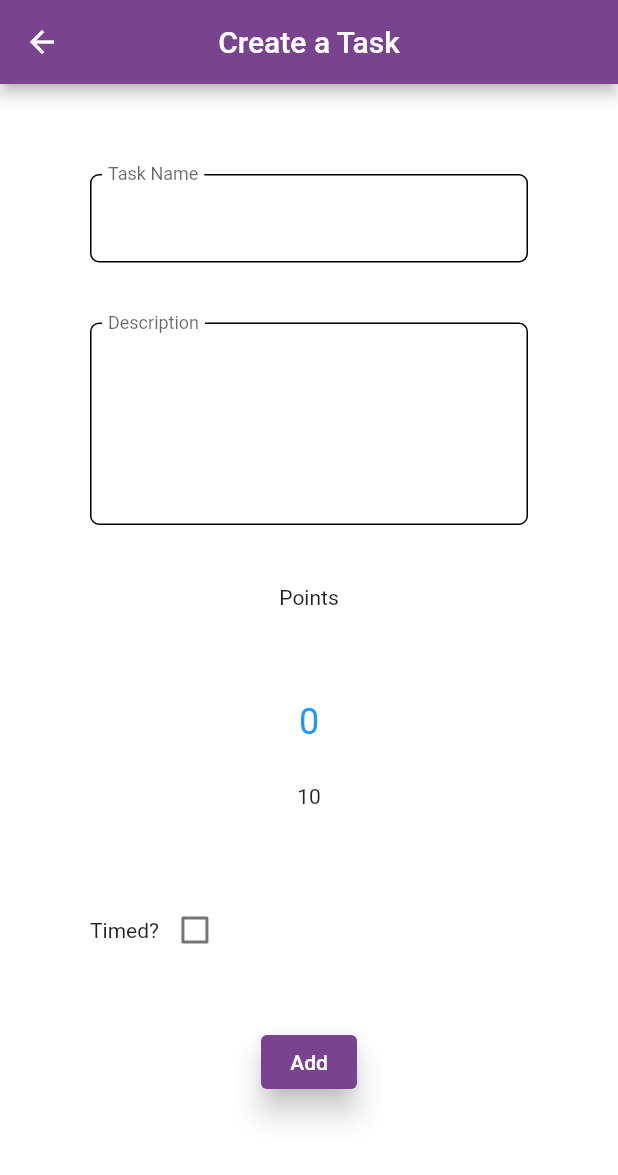
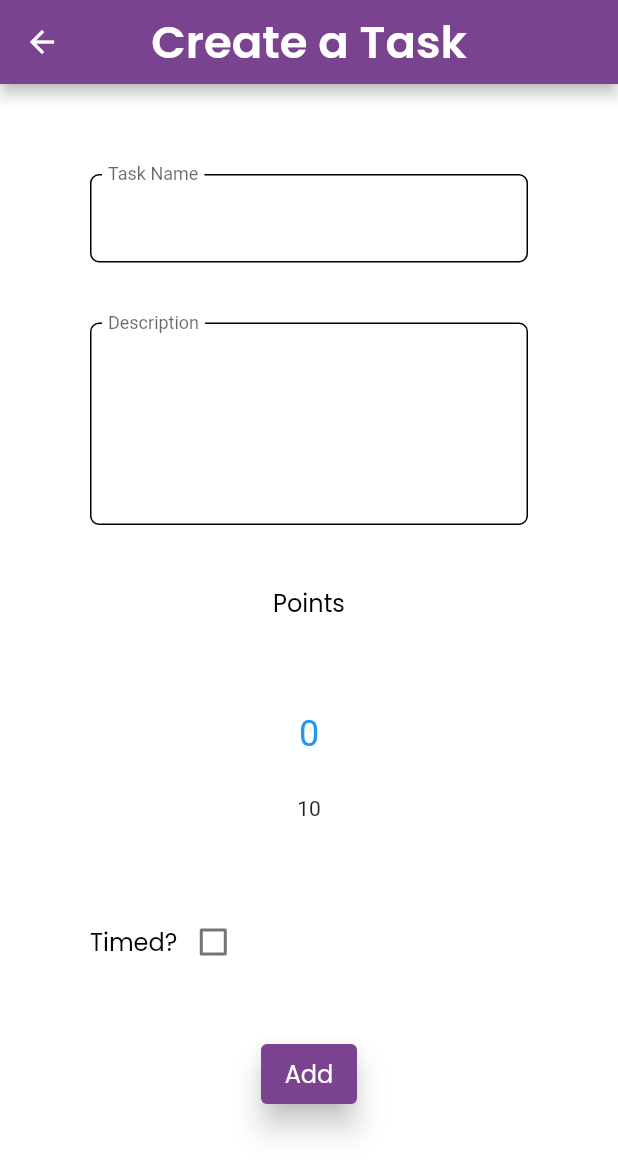
Before and after one commit to thejacobhardman/Gamified-Task-Tracker, a Flutter app: the screen it shows once a user with an empty profile is signed in, after a tap on "Make New Task", on a phone screen of 412 x 824 dp. Shown: the top 1175 px of the screen. Run offline on Flutter 3.47's test engine with Material 2 defaults, Android fonts, the phone set to English and light mode, and no system bars; drawn by our look-alikes of numberpicker; our stand-ins replace firebase_auth, firebase_core, google_fonts; accounts and stored records are empty; network calls fail.

Commit message:
Font fixing

```diff
--- a/gamified_task_tracker/lib/Pages/create_a_task_page.dart
+++ b/gamified_task_tracker/lib/Pages/create_a_task_page.dart
@@ -53,7 +53,7 @@ class _CreateATaskPageState extends State<CreateATaskPage> {
           TTFormElement(
             child: Column(
               children: [
-                const Text('Points'),
+                const TTText('Points'),
                 NumberPicker(
                   value: _currentIntValue,
                   minValue: 0,
--- a/gamified_task_tracker/lib/Pages/login_register_page.dart
+++ b/gamified_task_tracker/lib/Pages/login_register_page.dart
@@ -81,16 +81,16 @@ class _LoginPageState extends State<LoginPage> {
       body: TTForm(
           children: <Widget>[
 
-            Image.asset("assets/images/logo.png"),
+            TTFormElement(
+              child: Image.asset("assets/images/logo.png"),
+            ),
 
             const TTFormElement(
               verticalPaddingOnly: true,
-              child: Text(
+              child: TTText(
                 'Gamified Task Tracker',
-                style: TextStyle(
-                  color: textColor,
-                  fontSize: 30
-                  ),
+                color: textColor,
+                size: 30,
                 ),
               ),
 
--- a/gamified_task_tracker/lib/widgets/ttform.dart
+++ b/gamified_task_tracker/lib/widgets/ttform.dart
@@ -1,6 +1,6 @@
 import 'package:flutter/material.dart';
 import '../Views/style.dart';
-
+import 'package:google_fonts/google_fonts.dart';
 
 // Here are some pre-built widgets for use in fields across our app
 
@@ -126,7 +126,7 @@ class TTCheckboxState extends State<TTCheckbox> {
       child: Row(
         mainAxisSize: MainAxisSize.max,
         children: [
-          Text(widget.text),
+          TTText(widget.text),
           Checkbox(
             checkColor: Colors.white,
             value: widget.value,
@@ -172,14 +172,49 @@ class TTButtonState extends State<TTButton> {
           elevation: 8,
           ),
         onPressed: widget.onPressed,
-        child: Text(
+        child: TTText(
           widget.text,
-          style: TextStyle(
-            color: widget.textColor,
-            ),
+          color: widget.textColor,
           ),
         ),
       );
+  }
+}
+
+/// Creates basic text element
+class TTText extends StatefulWidget {
+
+  final String text;
+  final Color color;
+  final double size;
+  final TextAlign align;
+
+  const TTText(
+    this.text,
+    {super.key,
+    this.color = textColor,
+    this.size = 16,
+    this.align = TextAlign.center
+    });
+
+  @override
+  TTTextState createState() => TTTextState();
+}
+
+class TTTextState extends State<TTText> {
+
+  @override
+  Widget build(BuildContext context) {
+    return Text(
+      widget.text,
+      textAlign: widget.align,
+      style: GoogleFonts.getFont(
+        'Poppins',
+        color: widget.color,
+        fontWeight: FontWeight.w400,
+        fontSize: widget.size
+      ),
+    );
   }
 }
 
--- a/gamified_task_tracker/lib/widgets/ttscaffold.dart
+++ b/gamified_task_tracker/lib/widgets/ttscaffold.dart
@@ -1,17 +1,18 @@
 import 'package:flutter/material.dart';
 import '../Views/style.dart';
+import 'package:google_fonts/google_fonts.dart';
 
 // You can use this widget to set up your scaffolding automatically
 
 class TTScaffold extends StatelessWidget {
 
   final String title;
-  Widget body;
-  bool hasAppBar;
-  Color bgColor;
-  bool scrollable;
+  final Widget body;
+  final bool hasAppBar;
+  final Color bgColor;
+  final bool scrollable;
 
-  TTScaffold({super.key, required this.title, required this.body, this.hasAppBar = true, this.bgColor = backgroundColor, this.scrollable = true});
+  const TTScaffold({super.key, required this.title, required this.body, this.hasAppBar = true, this.bgColor = backgroundColor, this.scrollable = true});
 
   @override
   Widget build(BuildContext context) {
@@ -19,13 +20,16 @@ class TTScaffold extends StatelessWidget {
         backgroundColor: bgColor,
         appBar: hasAppBar ? AppBar(
           title: Text(
-              title,
-              style: TextStyle(
-                color: textColorAgainstPrimary,
-              )
+            title,
+            style: GoogleFonts.getFont(
+              'Poppins',
+              color: Colors.white,
+              fontWeight: FontWeight.w600,
+              fontSize: 30,
+            ),
           ),
           centerTitle: true,
-          leading: BackButton(color: backgroundColor),
+          leading: const BackButton(color: backgroundColor),
           backgroundColor: primaryColor,
         ) : null,
         body: scrollable ? SingleChildScrollView(
```
